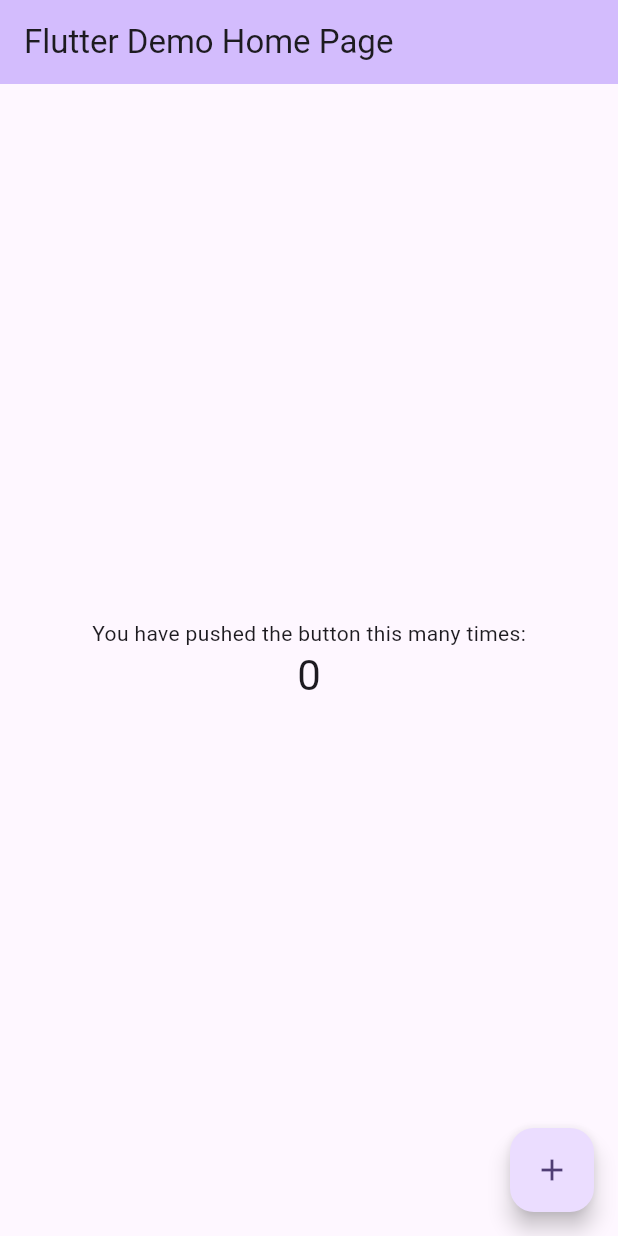
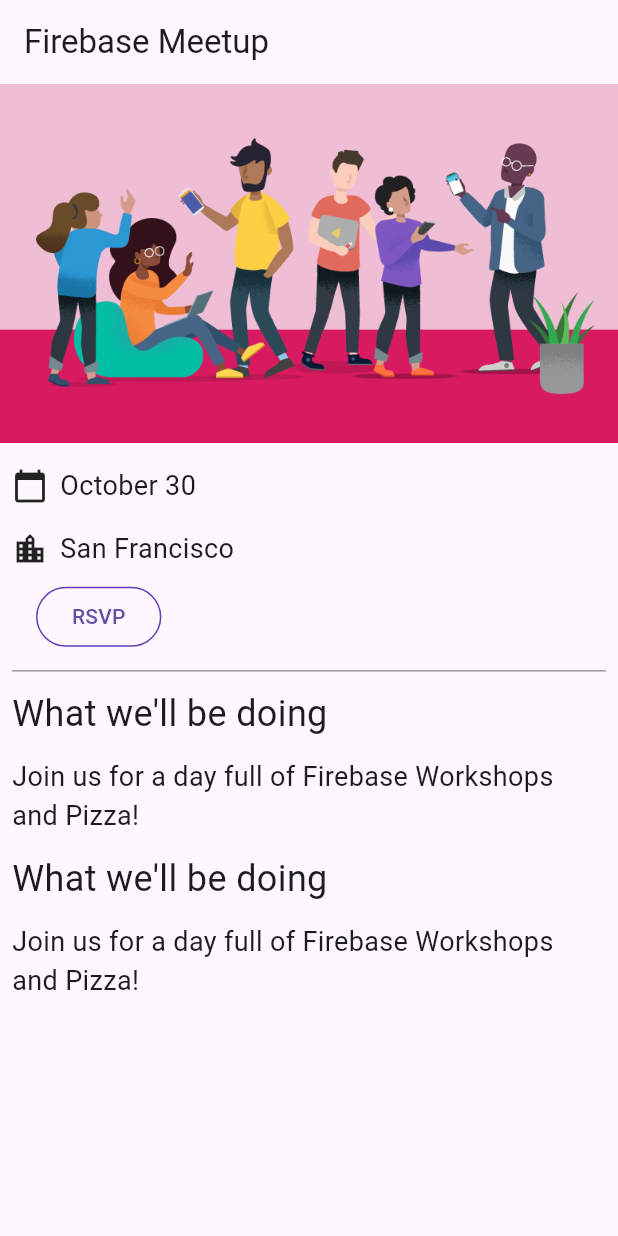
Before and after one commit to SadmanYasar/paw_rescue, a Flutter app: the screen it shows after launch, on a phone screen of 412 x 824 dp. Run offline on Flutter 3.47's test engine with Material 3 defaults, Android fonts, the light colour scheme and no system bars; our stand-ins replace cloud_firestore, firebase_auth, firebase_core, go_router, google_fonts; missing offline and left inert: firebase_ui_auth; accounts and stored records are empty.

Commit message:
init firebase

```diff
--- /dev/null
+++ b/lib/guest_book_message.dart
@@ -0,0 +1,6 @@
+class GuestBookMessage {
+  GuestBookMessage({required this.name, required this.message});
+
+  final String name;
+  final String message;
+}
--- /dev/null
+++ b/lib/home_page.dart
@@ -0,0 +1,71 @@
+import 'package:firebase_auth/firebase_auth.dart' // new
+    hide
+        EmailAuthProvider,
+        PhoneAuthProvider; // new
+import 'package:flutter/material.dart'; // new
+import 'package:provider/provider.dart'; // new
+
+import 'app_state.dart'; // new
+import 'guest_book.dart';
+import 'src/authentication.dart'; // new
+import 'src/widgets.dart';
+
+class HomePage extends StatelessWidget {
+  const HomePage({super.key});
+
+  @override
+  Widget build(BuildContext context) {
+    return Scaffold(
+      appBar: AppBar(
+        title: const Text('Firebase Meetup'),
+      ),
+      body: ListView(
+        children: <Widget>[
+          Image.asset('assets/codelab.png'),
+          const SizedBox(height: 8),
+          const IconAndDetail(Icons.calendar_today, 'October 30'),
+          const IconAndDetail(Icons.location_city, 'San Francisco'),
+          // Add from here
+          Consumer<ApplicationState>(
+            builder: (context, appState, _) => AuthFunc(
+                loggedIn: appState.loggedIn,
+                signOut: () {
+                  FirebaseAuth.instance.signOut();
+                }),
+          ),
+          // to here
+          const Divider(
+            height: 8,
+            thickness: 1,
+            indent: 8,
+            endIndent: 8,
+            color: Colors.grey,
+          ),
+          const Header("What we'll be doing"),
+          const Paragraph(
+            'Join us for a day full of Firebase Workshops and Pizza!',
+          ),
+          const Header("What we'll be doing"),
+          const Paragraph(
+            'Join us for a day full of Firebase Workshops and Pizza!',
+          ),
+          Consumer<ApplicationState>(
+            builder: (context, appState, _) => Column(
+              crossAxisAlignment: CrossAxisAlignment.start,
+              children: [
+                if (appState.loggedIn) ...[
+                  const Header('Discussion'),
+                  GuestBook(
+                    addMessage: (message) =>
+                        appState.addMessageToGuestBook(message),
+                    messages: appState.guestBookMessages,
+                  ),
+                ],
+              ],
+            ),
+          ),
+        ],
+      ),
+    );
+  }
+}
--- a/lib/main.dart
+++ b/lib/main.dart
@@ -1,125 +1,122 @@
+// Copyright 2022 The Flutter Authors. All rights reserved.
+// Use of this source code is governed by a BSD-style license that can be
+// found in the LICENSE file.
+
+import 'package:firebase_ui_auth/firebase_ui_auth.dart'; // new
 import 'package:flutter/material.dart';
+import 'package:go_router/go_router.dart'; // new
+import 'package:google_fonts/google_fonts.dart';
+import 'package:provider/provider.dart'; // new
+
+import 'app_state.dart'; // new
+import 'home_page.dart';
 
 void main() {
-  runApp(const MyApp());
+  WidgetsFlutterBinding.ensureInitialized();
+
+  runApp(ChangeNotifierProvider(
+    create: (context) => ApplicationState(),
+    builder: ((context, child) => const App()),
+  ));
 }
 
-class MyApp extends StatelessWidget {
-  const MyApp({super.key});
+// Add GoRouter configuration outside the App class
+final _router = GoRouter(
+  routes: [
+    GoRoute(
+      path: '/',
+      builder: (context, state) => const HomePage(),
+      routes: [
+        GoRoute(
+          path: 'sign-in',
+          builder: (context, state) {
+            return SignInScreen(
+              actions: [
+                ForgotPasswordAction(((context, email) {
+                  final uri = Uri(
+                    path: '/sign-in/forgot-password',
+                    queryParameters: <String, String?>{
+                      'email': email,
+                    },
+                  );
+                  context.push(uri.toString());
+                })),
+                AuthStateChangeAction(((context, state) {
+                  final user = switch (state) {
+                    SignedIn state => state.user,
+                    UserCreated state => state.credential.user,
+                    _ => null
+                  };
+                  if (user == null) {
+                    return;
+                  }
+                  if (state is UserCreated) {
+                    user.updateDisplayName(user.email!.split('@')[0]);
+                  }
+                  if (!user.emailVerified) {
+                    user.sendEmailVerification();
+                    const snackBar = SnackBar(
+                        content: Text(
+                            'Please check your email to verify your email address'));
+                    ScaffoldMessenger.of(context).showSnackBar(snackBar);
+                  }
+                  context.pushReplacement('/');
+                })),
+              ],
+            );
+          },
+          routes: [
+            GoRoute(
+              path: 'forgot-password',
+              builder: (context, state) {
+                final arguments = state.uri.queryParameters;
+                return ForgotPasswordScreen(
+                  email: arguments['email'],
+                  headerMaxExtent: 200,
+                );
+              },
+            ),
+          ],
+        ),
+        GoRoute(
+          path: 'profile',
+          builder: (context, state) {
+            return ProfileScreen(
+              providers: const [],
+              actions: [
+                SignedOutAction((context) {
+                  context.pushReplacement('/');
+                }),
+              ],
+            );
+          },
+        ),
+      ],
+    ),
+  ],
+);
+// end of GoRouter configuration
 
-  // This widget is the root of your application.
+// Change MaterialApp to MaterialApp.router and add the routerConfig
+class App extends StatelessWidget {
+  const App({super.key});
+
   @override
   Widget build(BuildContext context) {
-    return MaterialApp(
-      title: 'Flutter Demo',
+    return MaterialApp.router(
+      title: 'Firebase Meetup',
       theme: ThemeData(
-        // This is the theme of your application.
-        //
-        // TRY THIS: Try running your application with "flutter run". You'll see
-        // the application has a purple toolbar. Then, without quitting the app,
-        // try changing the seedColor in the colorScheme below to Colors.green
-        // and then invoke "hot reload" (save your changes or press the "hot
-        // reload" button in a Flutter-supported IDE, or press "r" if you used
-        // the command line to start the app).
-        //
-        // Notice that the counter didn't reset back to zero; the application
-        // state is not lost during the reload. To reset the state, use hot
-        // restart instead.
-        //
-        // This works for code too, not just values: Most code changes can be
-        // tested with just a hot reload.
-        colorScheme: ColorScheme.fromSeed(seedColor: Colors.deepPurple),
+        buttonTheme: Theme.of(context).buttonTheme.copyWith(
+              highlightColor: Colors.deepPurple,
+            ),
+        primarySwatch: Colors.deepPurple,
+        textTheme: GoogleFonts.robotoTextTheme(
+          Theme.of(context).textTheme,
+        ),
+        visualDensity: VisualDensity.adaptivePlatformDensity,
         useMaterial3: true,
       ),
-      home: const MyHomePage(title: 'Flutter Demo Home Page'),
+      routerConfig: _router, // new
     );
   }
 }
-
-class MyHomePage extends StatefulWidget {
-  const MyHomePage({super.key, required this.title});
-
-  // This widget is the home page of your application. It is stateful, meaning
-  // that it has a State object (defined below) that contains fields that affect
-  // how it looks.
-
-  // This class is the configuration for the state. It holds the values (in this
-  // case the title) provided by the parent (in this case the App widget) and
-  // used by the build method of the State. Fields in a Widget subclass are
-  // always marked "final".
-
-  final String title;
-
-  @override
-  State<MyHomePage> createState() => _MyHomePageState();
-}
-
-class _MyHomePageState extends State<MyHomePage> {
-  int _counter = 0;
-
-  void _incrementCounter() {
-    setState(() {
-      // This call to setState tells the Flutter framework that something has
-      // changed in this State, which causes it to rerun the build method below
-      // so that the display can reflect the updated values. If we changed
-      // _counter without calling setState(), then the build method would not be
-      // called again, and so nothing would appear to happen.
-      _counter++;
-    });
-  }
-
-  @override
-  Widget build(BuildContext context) {
-    // This method is rerun every time setState is called, for instance as done
-    // by the _incrementCounter method above.
-    //
-    // The Flutter framework has been optimized to make rerunning build methods
-    // fast, so that you can just rebuild anything that needs updating rather
-    // than having to individually change instances of widgets.
-    return Scaffold(
-      appBar: AppBar(
-        // TRY THIS: Try changing the color here to a specific color (to
-        // Colors.amber, perhaps?) and trigger a hot reload to see the AppBar
-        // change color while the other colors stay the same.
-        backgroundColor: Theme.of(context).colorScheme.inversePrimary,
-        // Here we take the value from the MyHomePage object that was created by
-        // the App.build method, and use it to set our appbar title.
-        title: Text(widget.title),
-      ),
-      body: Center(
-        // Center is a layout widget. It takes a single child and positions it
-        // in the middle of the parent.
-        child: Column(
-          // Column is also a layout widget. It takes a list of children and
-          // arranges them vertically. By default, it sizes itself to fit its
-          // children horizontally, and tries to be as tall as its parent.
-          //
-          // Column has various properties to control how it sizes itself and
-          // how it positions its children. Here we use mainAxisAlignment to
-          // center the children vertically; the main axis here is the vertical
-          // axis because Columns are vertical (the cross axis would be
-          // horizontal).
-          //
-          // TRY THIS: Invoke "debug painting" (choose the "Toggle Debug Paint"
-          // action in the IDE, or press "p" in the console), to see the
-          // wireframe for each widget.
-          mainAxisAlignment: MainAxisAlignment.center,
-          children: <Widget>[
-            const Text(
-              'You have pushed the button this many times:',
-            ),
-            Text(
-              '$_counter',
-              style: Theme.of(context).textTheme.headlineMedium,
-            ),
-          ],
-        ),
-      ),
-      floatingActionButton: FloatingActionButton(
-        onPressed: _incrementCounter,
-        tooltip: 'Increment',
-        child: const Icon(Icons.add),
-      ), // This trailing comma makes auto-formatting nicer for build methods.
-    );
-  }
-}
--- /dev/null
+++ b/lib/src/authentication.dart
@@ -0,0 +1,46 @@
+// Copyright 2022 The Flutter Authors. All rights reserved.
+// Use of this source code is governed by a BSD-style license that can be
+// found in the LICENSE file.
+
+import 'package:flutter/material.dart';
+import 'package:go_router/go_router.dart';
+
+import 'widgets.dart';
+
+class AuthFunc extends StatelessWidget {
+  const AuthFunc({
+    super.key,
+    required this.loggedIn,
+    required this.signOut,
+  });
+
+  final bool loggedIn;
+  final void Function() signOut;
+
+  @override
+  Widget build(BuildContext context) {
+    return Row(
+      children: [
+        Padding(
+          padding: const EdgeInsets.only(left: 24, bottom: 8),
+          child: StyledButton(
+              onPressed: () {
+                !loggedIn ? context.push('/sign-in') : signOut();
+              },
+              child: !loggedIn ? const Text('RSVP') : const Text('Logout')),
+        ),
+        Visibility(
+          visible: loggedIn,
+          child: Padding(
+            padding: const EdgeInsets.only(left: 24, bottom: 8),
+            child: StyledButton(
+                onPressed: () {
+                  context.push('/profile');
+                },
+                child: const Text('Profile')),
+          ),
+        )
+      ],
+    );
+  }
+}
--- /dev/null
+++ b/lib/src/widgets.dart
@@ -0,0 +1,67 @@
+// Copyright 2022 The Flutter Authors. All rights reserved.
+// Use of this source code is governed by a BSD-style license that can be
+// found in the LICENSE file.
+
+import 'package:flutter/material.dart';
+
+class Header extends StatelessWidget {
+  const Header(this.heading, {super.key});
+  final String heading;
+
+  @override
+  Widget build(BuildContext context) => Padding(
+        padding: const EdgeInsets.all(8.0),
+        child: Text(
+          heading,
+          style: const TextStyle(fontSize: 24),
+        ),
+      );
+}
+
+class Paragraph extends StatelessWidget {
+  const Paragraph(this.content, {super.key});
+  final String content;
+  @override
+  Widget build(BuildContext context) => Padding(
+        padding: const EdgeInsets.symmetric(horizontal: 8, vertical: 4),
+        child: Text(
+          content,
+          style: const TextStyle(fontSize: 18),
+        ),
+      );
+}
+
+class IconAndDetail extends StatelessWidget {
+  const IconAndDetail(this.icon, this.detail, {super.key});
+  final IconData icon;
+  final String detail;
+
+  @override
+  Widget build(BuildContext context) => Padding(
+        padding: const EdgeInsets.all(8.0),
+        child: Row(
+          children: [
+            Icon(icon),
+            const SizedBox(width: 8),
+            Text(
+              detail,
+              style: const TextStyle(fontSize: 18),
+            )
+          ],
+        ),
+      );
+}
+
+class StyledButton extends StatelessWidget {
+  const StyledButton({required this.child, required this.onPressed, super.key});
+  final Widget child;
+  final void Function() onPressed;
+
+  @override
+  Widget build(BuildContext context) => OutlinedButton(
+        style: OutlinedButton.styleFrom(
+            side: const BorderSide(color: Colors.deepPurple)),
+        onPressed: onPressed,
+        child: child,
+      );
+}
```
Also changed, not shown: lib/app_state.dart (added, +74 -0 lines), lib/guest_book.dart (added, +78 -0 lines), pubspec.yaml (+15 -4 lines), assets/codelab.png (added), lib/firebase_options.dart (added).
